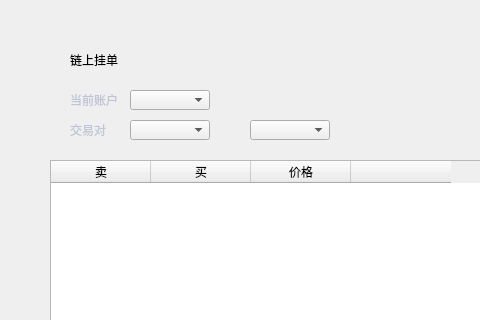
HcashOrg/hx-indicator, file exchange/OnchainOrderPage.ui: the form before one commit; both pictures show x 0 to 480 and y 0 to 320 of the 770 by 530 pixel window.
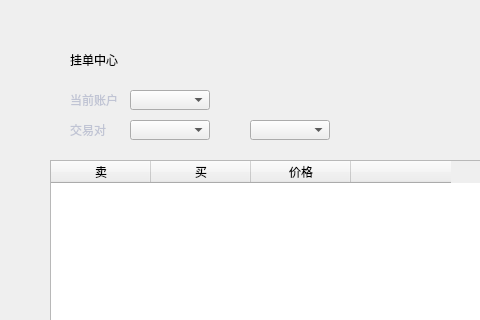
The form after the commit. Icons and pictures are not drawn.

```diff
--- a/exchange/OnchainOrderPage.ui
+++ b/exchange/OnchainOrderPage.ui
@@ -80,7 +80,7 @@
     <string notr="true">font: 19px &quot;微软雅黑&quot;;</string>
    </property>
    <property name="text">
-    <string>链上挂单</string>
+    <string>挂单中心</string>
    </property>
   </widget>
   <widget class="QComboBox" name="assetComboBox2">
```
Left out of the diff: 4 changed lines with no effect on the pictures.
